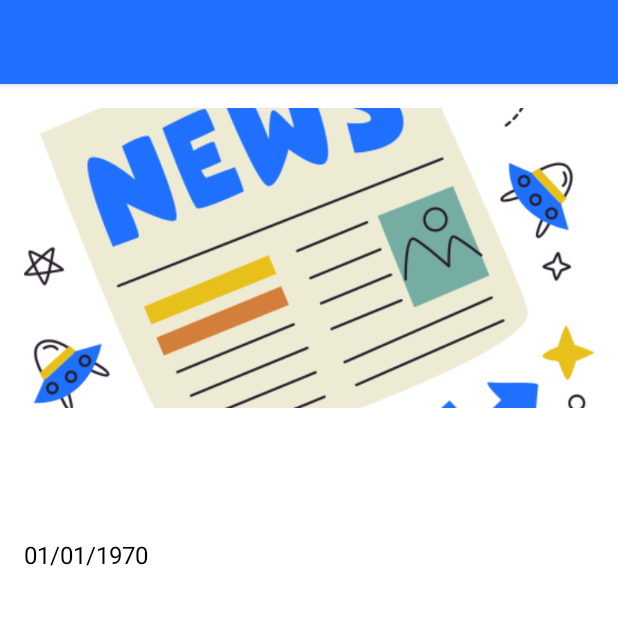
After one commit to imhussain31/News-Android-Mobile-App, an Android app: the NewsDetailActivity screen opened directly, with no data from a screen before it, on a phone screen of 412 x 824 dp, the top half of it. The commit adds this screen. Run offline under Robolectric (Android 15) with nearby library versions, the phone set to English and light mode, and no system bars; pictures from the network do not load.

Commit message:
Add NewsDetailActivity for each news and Fatch news content link according to the title

```diff
--- a/app/src/main/AndroidManifest.xml
+++ b/app/src/main/AndroidManifest.xml
@@ -15,10 +15,14 @@
         android:theme="@style/Theme.NewsApp"
         tools:targetApi="31">
         <activity
+            android:name=".View.UI.WebViewActivity"
+            android:exported="false" />
+        <activity
+            android:name=".View.UI.NewsDetailActivity"
+            android:exported="false" />
+        <activity
             android:name=".View.UI.NewsListActivity"
-            android:exported="true">
-
-        </activity>
+            android:exported="true" />
         <activity
             android:name=".View.UI.MainActivity"
             android:exported="true">
--- a/app/src/main/java/com/mhndroid/newsapp/View/Adapter/NewsAdapter.java
+++ b/app/src/main/java/com/mhndroid/newsapp/View/Adapter/NewsAdapter.java
@@ -1,5 +1,6 @@
 package com.mhndroid.newsapp.View.Adapter;
 
+import android.content.Intent;
 import android.view.LayoutInflater;
 import android.view.View;
 import android.view.ViewGroup;
@@ -12,6 +13,7 @@ import androidx.recyclerview.widget.RecyclerView;
 import com.bumptech.glide.Glide;
 import com.mhndroid.newsapp.R;
 import com.mhndroid.newsapp.Service.Model.NewsModel;
+import com.mhndroid.newsapp.View.UI.NewsDetailActivity;
 
 import java.text.SimpleDateFormat;
 import java.util.Date;
@@ -37,6 +39,15 @@ public class NewsAdapter extends RecyclerView.Adapter<NewsAdapter.NewsViewHolder
     public void onBindViewHolder(@NonNull NewsAdapter.NewsViewHolder holder, int position) {
         NewsModel news = all_news.get(position);
         holder.bind(news);
+        holder.itemView.setOnClickListener(v -> {
+            Intent intent = new Intent(v.getContext(), NewsDetailActivity.class);
+            intent.putExtra("title", news.getTitle());
+            intent.putExtra("author", news.getBy());
+            intent.putExtra("time", news.getTime());
+            intent.putExtra("content", news.getUrl()); // Assuming content is in the URL, adjust if needed
+            intent.putExtra("imageUrl", news.getUrl());
+            v.getContext().startActivity(intent);
+        });
     }
 
     @Override
--- /dev/null
+++ b/app/src/main/java/com/mhndroid/newsapp/View/UI/NewsDetailActivity.java
@@ -0,0 +1,66 @@
+package com.mhndroid.newsapp.View.UI;
+
+import androidx.appcompat.app.AppCompatActivity;
+
+import android.content.Intent;
+import android.os.Bundle;
+import android.text.method.LinkMovementMethod;
+import android.text.util.Linkify;
+import android.widget.ImageView;
+import android.widget.TextView;
+
+import com.bumptech.glide.Glide;
+import com.mhndroid.newsapp.R;
+
+public class NewsDetailActivity extends AppCompatActivity {
+    private ImageView newsImageView;
+    private TextView titleTextView;
+    private TextView authorTextView;
+    private TextView dateTextView;
+    private TextView contentTextView;
+
+    @Override
+    protected void onCreate(Bundle savedInstanceState) {
+        super.onCreate(savedInstanceState);
+        setContentView(R.layout.activity_news_detail);
+
+        newsImageView = findViewById(R.id.newsImageView);
+        titleTextView = findViewById(R.id.titleTextView);
+        authorTextView = findViewById(R.id.authorTextView);
+        dateTextView = findViewById(R.id.dateTextView);
+        contentTextView = findViewById(R.id.contentTextView);
+
+        Intent intent = getIntent();
+        if (intent != null) {
+            String title = intent.getStringExtra("title");
+            String author = intent.getStringExtra("author");
+            long time = intent.getLongExtra("time", 0);
+            String content = intent.getStringExtra("content");
+            String imageUrl = intent.getStringExtra("imageUrl");
+
+            getSupportActionBar().setTitle(title);
+
+
+            titleTextView.setText(title);
+            authorTextView.setText(author);
+            dateTextView.setText(new java.text.SimpleDateFormat("dd/MM/yyyy", java.util.Locale.getDefault()).format(new java.util.Date(time * 1000)));
+            contentTextView.setText(content);
+            Linkify.addLinks(contentTextView, Linkify.WEB_URLS);
+            contentTextView.setMovementMethod(LinkMovementMethod.getInstance());
+
+            contentTextView.setOnClickListener(v -> {
+                String url = contentTextView.getText().toString();
+                if (url.startsWith("http://") || url.startsWith("https://")) {
+                    Intent webIntent = new Intent(NewsDetailActivity.this, WebViewActivity.class);
+                    webIntent.putExtra("url", url);
+                    startActivity(webIntent);
+                }
+            });
+
+            Glide.with(this)
+                    .load(imageUrl)
+                    .placeholder(R.drawable.newspaper)
+                    .into(newsImageView);
+        }
+    }
+}
--- a/app/src/main/java/com/mhndroid/newsapp/View/UI/NewsListActivity.java
+++ b/app/src/main/java/com/mhndroid/newsapp/View/UI/NewsListActivity.java
@@ -51,8 +51,10 @@ public class NewsListActivity extends AppCompatActivity {
 
         if (getNews.contains("topNews")){
             fetchTopNews();
+            getSupportActionBar().setTitle("Top News");
         }else if (getNews.contains("latestNews")){
             fetchNewNews();
+            getSupportActionBar().setTitle("Latest News");
         }
 
         progressDialog = new ProgressDialog(this);
@@ -111,7 +113,7 @@ public class NewsListActivity extends AppCompatActivity {
     private void fetchStoryDetails(List<Integer> storyIds, String storyType) {
         HackerNewsApi api = ApiClient.getHackerNewsApi();
 
-        for (int i = 0; i < Math.min(storyIds.size(), 10); i++) { // Limit to 10 stories for demonstration
+        for (int i = 0; i < Math.min(storyIds.size(), 10); i++) {
             int storyId = storyIds.get(i);
             api.getStory(storyId).enqueue(new Callback<NewsModel>() {
                 @Override
--- /dev/null
+++ b/app/src/main/res/layout/activity_news_detail.xml
@@ -0,0 +1,58 @@
+<?xml version="1.0" encoding="utf-8"?>
+<ScrollView xmlns:android="http://schemas.android.com/apk/res/android"
+    xmlns:app="http://schemas.android.com/apk/res-auto"
+    xmlns:tools="http://schemas.android.com/tools"
+    android:layout_width="match_parent"
+    android:layout_height="match_parent"
+    android:padding="16dp"
+    tools:context=".View.UI.NewsDetailActivity">
+    <LinearLayout
+        android:layout_width="match_parent"
+        android:layout_height="wrap_content"
+        android:orientation="vertical">
+
+        <ImageView
+            android:id="@+id/newsImageView"
+            android:layout_width="match_parent"
+            android:layout_height="200dp"
+            android:scaleType="centerCrop"
+            android:src="@drawable/newspaper" />
+
+        <TextView
+            android:id="@+id/titleTextView"
+            android:layout_width="match_parent"
+            android:layout_height="wrap_content"
+            android:text="Title"
+            android:textSize="24sp"
+            android:textStyle="bold"
+            android:layout_marginTop="16dp" />
+
+        <TextView
+            android:id="@+id/authorTextView"
+            android:layout_width="wrap_content"
+            android:layout_height="wrap_content"
+            android:text="Author"
+            android:textSize="16sp"
+            android:textStyle="italic"
+            android:layout_marginTop="8dp" />
+
+        <TextView
+            android:id="@+id/dateTextView"
+            android:layout_width="wrap_content"
+            android:layout_height="wrap_content"
+            android:text="Date"
+            android:textSize="16sp"
+            android:layout_marginTop="8dp" />
+
+        <TextView
+            android:id="@+id/contentTextView"
+            android:layout_width="match_parent"
+            android:layout_height="wrap_content"
+            android:text="Content"
+            android:textSize="16sp"
+            android:layout_marginTop="16dp"
+            android:autoLink="web" />
+
+    </LinearLayout>
+
+</ScrollView>
--- a/app/src/main/res/layout/news_list_single_row_design.xml
+++ b/app/src/main/res/layout/news_list_single_row_design.xml
@@ -27,7 +27,7 @@
                 android:layout_height="wrap_content"
                 android:layout_marginBottom="5dp"
                 android:text="Researchers Uncover..."
-                android:textColor="#707070"
+                android:textColor="#454242"
                 android:textSize="18sp"
                 android:ellipsize="end"
                 android:maxLines="2" />
```
